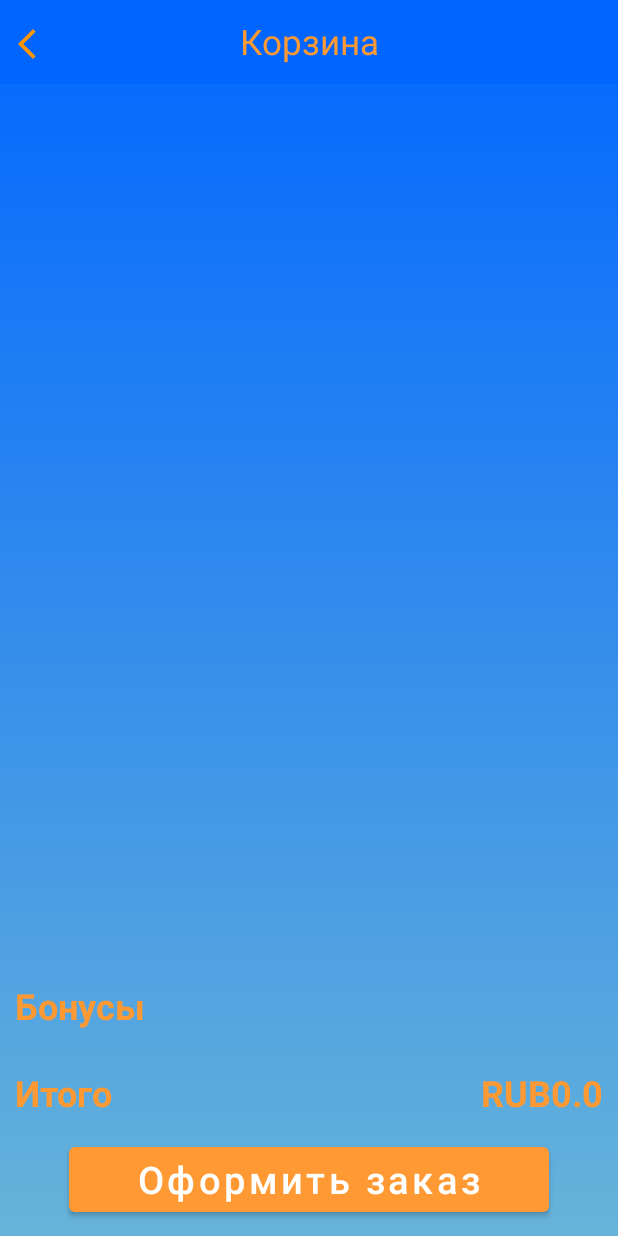
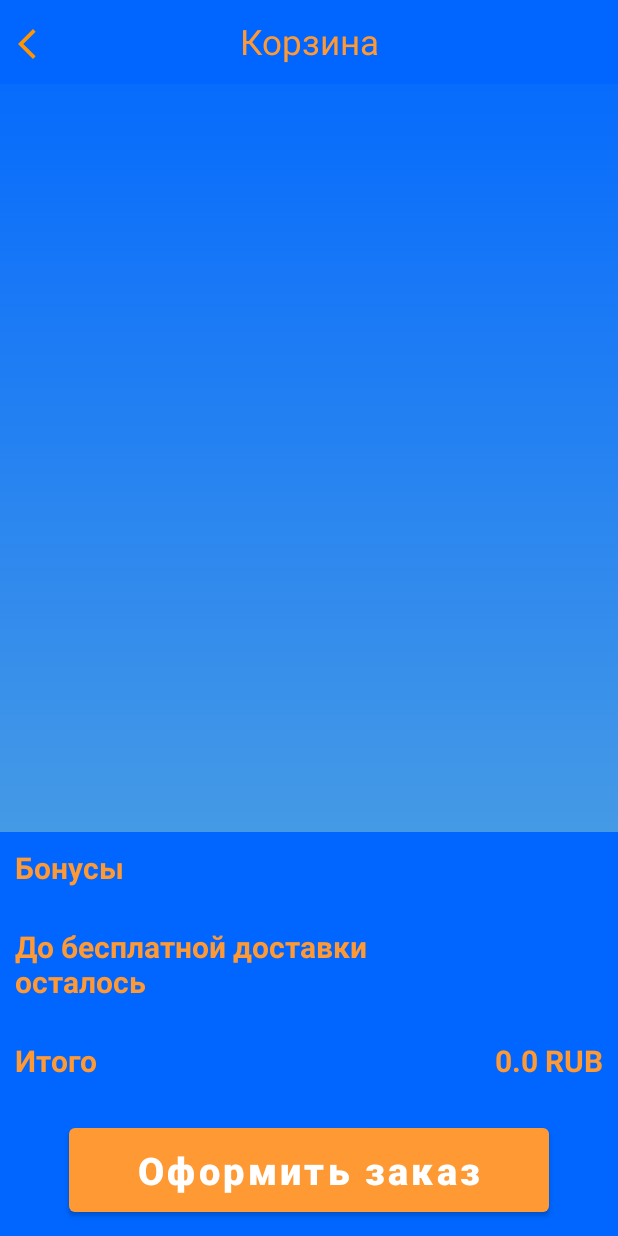
Before and after one commit to Ligetik/FoodMarketApp, an Android app: the CartActivity screen opened directly, with no data from a screen before it, on a phone screen of 412 x 824 dp. Run offline under Robolectric (Android 15) with nearby library versions, the phone set to English and light mode, and no system bars; our stand-ins replace ButterKnife, EventBus, Firebase (no records; nobody signed in at launch, a user with empty details on screens opened directly).

Commit message:
design cart and added delete items in cart

```diff
--- a/app/src/main/java/com/example/testactivityandroid_9/AllRestaurants.java
+++ b/app/src/main/java/com/example/testactivityandroid_9/AllRestaurants.java
@@ -201,8 +201,8 @@ public class AllRestaurants extends AppCompatActivity implements IPPpizzaLoadLis
 
 
         int cartSum = 0;
-       /* for (CartModel cartModel: cartModelList)
-            cartSum += cartModel.getQuantity();*/
+        for (CartModel cartModel: cartModelList)
+            cartSum += cartModel.getQuantity();
         badge.setNumber(cartSum);
 
 
--- a/app/src/main/java/com/example/testactivityandroid_9/CartActivity.java
+++ b/app/src/main/java/com/example/testactivityandroid_9/CartActivity.java
@@ -89,6 +89,36 @@ public class CartActivity extends AppCompatActivity implements ICartLoadListener
     private void loadCartFromFribase() {
 
 
+            //new 2_1
+        List<CartModel> cartModels = new ArrayList<>();
+        MyCartAdapter cartAdapter = new MyCartAdapter (this,cartModels);
+        FirebaseAuth.getInstance().signInAnonymously().addOnCompleteListener((Task<AuthResult> task) -> {
+            FirebaseFirestore.getInstance()
+                    .collection("Users_Cart")
+                    .document(FirebaseAuth.getInstance().getCurrentUser().getUid())
+                    .collection("Корзина")
+                    .get()
+                    .addOnCompleteListener(new OnCompleteListener<QuerySnapshot>() {
+                        @Override
+                        public void onComplete(@NonNull Task<QuerySnapshot> task) {
+                            if (task.isSuccessful()) {
+                                for (DocumentSnapshot documentSnapshot : task.getResult().getDocuments()) {
+
+                                    String documentId = documentSnapshot.getId();
+
+                                    CartModel cartModel = documentSnapshot.toObject(CartModel.class);
+
+                                    cartModel.setDocumentId(documentId);
+
+                                    cartModels.add(cartModel);
+                                    /*cartAdapter.notifyDataSetChanged();*/
+                                }
+                                cartLoadListener.OnCartloadSuccess(cartModels);
+                            }
+                        }
+                    });
+        });
+
 
 /*               //new3
         List<CartModel> cartModels = new ArrayList<>();
@@ -122,10 +152,8 @@ public class CartActivity extends AppCompatActivity implements ICartLoadListener
         });*/
 
 
-
-        //new 2
-/*
-        List<CartModel> cartModels = new ArrayList<>();
+        //new 2     РАБОЧИЙ
+        /*List<CartModel> cartModels = new ArrayList<>();
         MyCartAdapter cartAdapter = new MyCartAdapter (this,cartModels);
         FirebaseAuth.getInstance().signInAnonymously().addOnCompleteListener((Task<AuthResult> task) -> {
             FirebaseFirestore.getInstance()
@@ -140,19 +168,17 @@ public class CartActivity extends AppCompatActivity implements ICartLoadListener
                                 for (DocumentSnapshot documentSnapshot : task.getResult().getDocuments()) {
                                     CartModel cartModel = documentSnapshot.toObject(CartModel.class);
                                     cartModels.add(cartModel);
-                                    cartAdapter.notifyDataSetChanged();
+                                    *//*cartAdapter.notifyDataSetChanged();*//*
                                 }
+                                cartLoadListener.OnCartloadSuccess(cartModels);
                             }
                         }
                     });
-        });
-*/
+        });*/
 
 
-
-
-                //new
-         List<CartModel> cartModels = new ArrayList<>();
+                //new       РАБОЧИЙ
+        /* List<CartModel> cartModels = new ArrayList<>();
          FirebaseAuth.getInstance().signInAnonymously().addOnCompleteListener((Task<AuthResult> task) -> {
              FirebaseFirestore.getInstance()
                     .collection("Users_Cart")
@@ -175,7 +201,7 @@ public class CartActivity extends AppCompatActivity implements ICartLoadListener
                             cartLoadListener.OnCartloadSuccess(cartModels);
                         }
                     });
-        });
+        });*/
 
 
                     //old
@@ -222,12 +248,12 @@ public class CartActivity extends AppCompatActivity implements ICartLoadListener
     @Override
     public void OnCartloadSuccess(List<CartModel> cartModelList) {
         double sum = 0;
-        /*for (CartModel cartModel : cartModelList)
+        for (CartModel cartModel : cartModelList)
         {
             sum+=cartModel.getTotalPrice();
-        }*/
+        }
 
-        txtTotal.setText(new StringBuilder("RUB").append(sum));
+        txtTotal.setText(sum + " RUB");
         MyCartAdapter adapter = new MyCartAdapter (this,cartModelList);
         recyclerCart.setAdapter(adapter);
     }
--- a/app/src/main/res/layout/activity_cart.xml
+++ b/app/src/main/res/layout/activity_cart.xml
@@ -21,6 +21,7 @@
             android:id="@+id/textView3"
             android:layout_width="match_parent"
             android:layout_height="match_parent"
+            android:background="@color/blue"
             android:gravity="center"
             android:text="@string/basket"
             android:textAlignment="center"
@@ -50,8 +51,9 @@
     <RelativeLayout
         android:id="@+id/order"
         android:layout_width="match_parent"
-        android:layout_height="180dp"
+        android:layout_height="wrap_content"
         android:layout_alignParentBottom="true"
+        android:background="@color/blue"
         android:orientation="vertical"
         android:padding="10dp">
 
@@ -63,12 +65,12 @@
 
             <TextView
                 android:id="@+id/titleBonus"
-                android:layout_width="200dp"
+                android:layout_width="250dp"
                 android:layout_height="wrap_content"
                 android:layout_marginTop="0dp"
                 android:text="@string/bonus"
                 android:textColor="@color/orange"
-                android:textSize="24sp"
+                android:textSize="20sp"
                 android:textStyle="bold" />
 
             <TextView
@@ -79,7 +81,36 @@
                 android:text=""
                 android:textAlignment="textEnd"
                 android:textColor="@color/orange"
-                android:textSize="24sp"
+                android:textSize="20sp"
+                android:textStyle="bold" />
+
+        </LinearLayout>
+
+        <LinearLayout
+            android:id="@+id/orderFreeDelivery"
+            android:layout_width="match_parent"
+            android:layout_height="wrap_content"
+            android:layout_below="@+id/orderBonus"
+            android:layout_marginTop="25dp"
+            android:orientation="horizontal">
+
+            <TextView
+                android:id="@+id/titleFreeDelivery"
+                android:layout_width="250dp"
+                android:layout_height="wrap_content"
+                android:layout_marginTop="0dp"
+                android:text="До бесплатной доставки осталось"
+                android:textColor="@color/orange"
+                android:textSize="20sp"
+                android:textStyle="bold" />
+
+            <TextView
+                android:id="@+id/txtFreeDelivery"
+                android:layout_width="match_parent"
+                android:layout_height="match_parent"
+                android:textAlignment="textEnd"
+                android:textColor="@color/orange"
+                android:textSize="20sp"
                 android:textStyle="bold" />
 
         </LinearLayout>
@@ -88,27 +119,27 @@
             android:id="@+id/orderTotal"
             android:layout_width="match_parent"
             android:layout_height="wrap_content"
-            android:layout_below="@+id/orderBonus"
+            android:layout_below="@+id/orderFreeDelivery"
             android:layout_marginTop="25dp"
             android:orientation="horizontal">
 
             <TextView
                 android:id="@+id/titleTotal"
-                android:layout_width="200dp"
+                android:layout_width="250dp"
                 android:layout_height="wrap_content"
                 android:layout_marginTop="0dp"
                 android:text="@string/total"
                 android:textColor="@color/orange"
-                android:textSize="24sp"
+                android:textSize="20sp"
                 android:textStyle="bold" />
 
             <TextView
                 android:id="@+id/txtTotal"
                 android:layout_width="match_parent"
-                android:layout_height="match_parent"
+                android:layout_height="wrap_content"
                 android:textAlignment="textEnd"
                 android:textColor="@color/orange"
-                android:textSize="24sp"
+                android:textSize="20sp"
                 android:textStyle="bold" />
 
         </LinearLayout>
@@ -116,14 +147,14 @@
         <Button
             android:id="@+id/btnSignUp"
             android:layout_width="320dp"
-            android:layout_height="wrap_content"
+            android:layout_height="68dp"
             android:layout_below="@+id/orderTotal"
-            android:layout_alignParentBottom="true"
             android:layout_centerHorizontal="true"
-            android:layout_marginTop="14dp"
+            android:layout_marginTop="25dp"
             android:text="@string/order_btn"
             android:textAllCaps="false"
             android:textSize="25sp"
+            android:textStyle="bold"
             app:backgroundTint="@color/orange" />
 
     </RelativeLayout>
```
Also changed, not shown: app/src/main/java/com/example/testactivityandroid_9/adapter/MyCartAdapter.java (+26 -20 lines), app/src/main/java/com/example/testactivityandroid_9/model/CartModel.java (+4 -4 lines).
